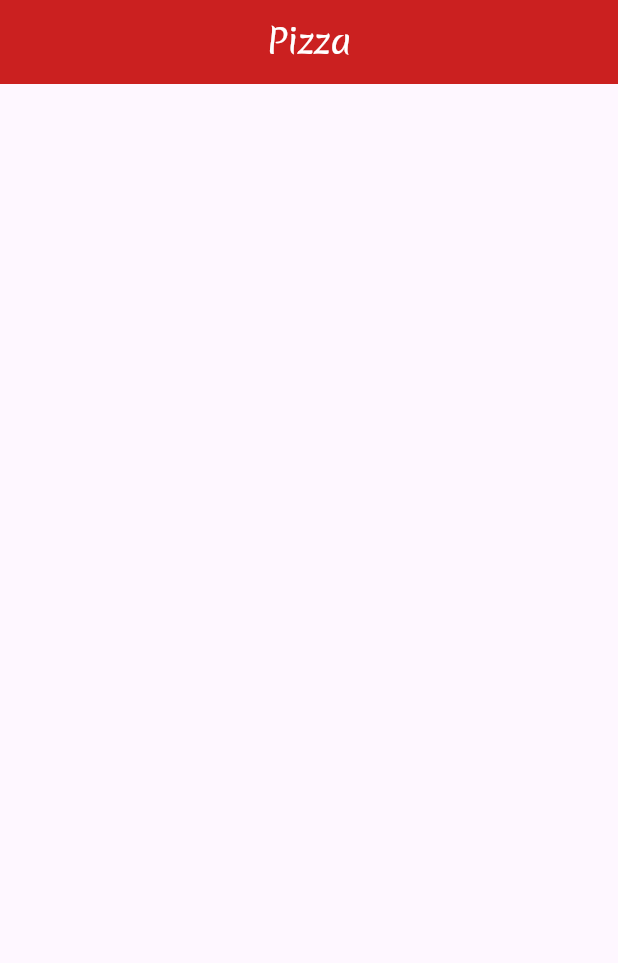
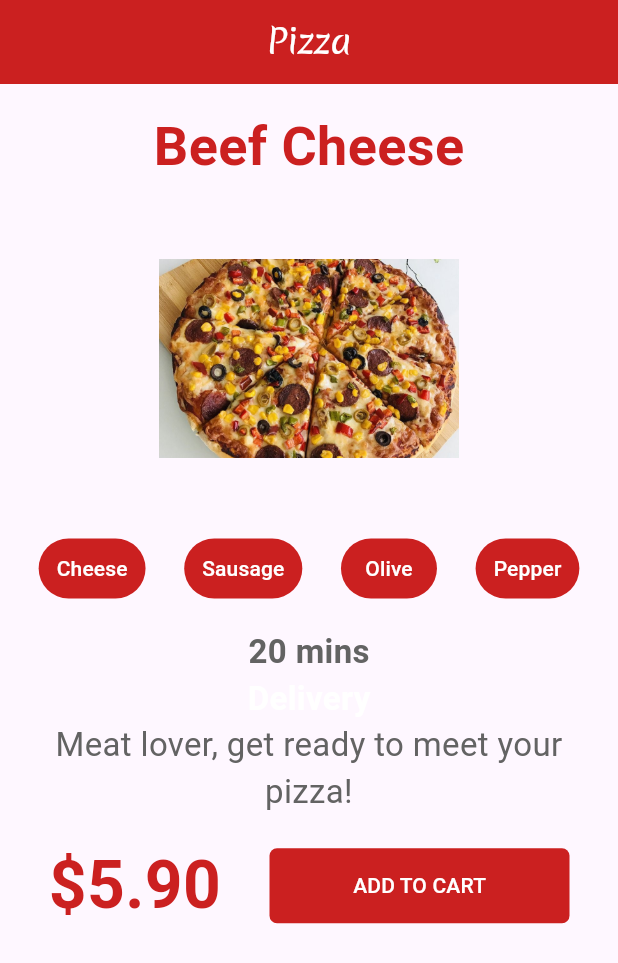
Before and after one commit to ezgi-sn/flutter-study-hub, a Flutter app: the screen it shows after launch, on a phone screen of 412 x 824 dp. Shown: the top 963 px of the screen. Run offline on Flutter 3.47's test engine with Material 3 defaults, Android fonts, the phone set to English and light mode, and no system bars.

Commit message:
designed the opening page

```diff
--- a/flutter_basics/basics/lib/MainPage.dart
+++ b/flutter_basics/basics/lib/MainPage.dart
@@ -20,7 +20,118 @@ class _MainPageState extends State<MainPage> {
         backgroundColor: mainColor,
         centerTitle: true,
       ),
-      body: const Center(),
+      body: Column(
+        children: [
+          Padding(
+            padding: const EdgeInsets.only(top: 16.0),
+            child: Text(
+              "Beef Cheese",
+              style: TextStyle(
+                  fontSize: 36, color: mainColor, fontWeight: FontWeight.bold),
+            ),
+          ),
+          Padding(
+            padding: const EdgeInsets.only(top: 16.0),
+            child: SizedBox(
+              width: 200, height: 200,
+              child: Image.asset("resources/pizza.jpeg")
+              ),
+          ),
+          Padding(
+            padding: const EdgeInsets.only(top: 16.0),
+            child: Row(
+              mainAxisAlignment: MainAxisAlignment.spaceEvenly,
+              children: [
+                TextButton(
+                  onPressed: () {},
+                  style: TextButton.styleFrom(backgroundColor: mainColor),
+                  child: Text(
+                    "Cheese",
+                    style: TextStyle(color: primaryTextColor),
+                  ),
+                ),
+                TextButton(
+                  onPressed: () {},
+                  style: TextButton.styleFrom(backgroundColor: mainColor),
+                  child: Text(
+                    "Sausage",
+                    style: TextStyle(color: primaryTextColor),
+                  ),
+                ),
+                TextButton(
+                  onPressed: () {},
+                  style: TextButton.styleFrom(backgroundColor: mainColor),
+                  child: Text(
+                    "Olive",
+                    style: TextStyle(color: primaryTextColor),
+                  ),
+                ),
+                TextButton(
+                  onPressed: () {},
+                  style: TextButton.styleFrom(backgroundColor: mainColor),
+                  child: Text(
+                    "Pepper",
+                    style: TextStyle(color: primaryTextColor),
+                  ),
+                ),
+              ],
+            ),
+          ),
+          Padding(
+            padding: const EdgeInsets.all(16.0),
+            child: Column(
+              children: [
+                Text(
+                  "20 mins",
+                  style: TextStyle(
+                      fontSize: 22,
+                      color: secondaryTextColor,
+                      fontWeight: FontWeight.bold),
+                ),
+                Text(
+                  "Delivery",
+                  style: TextStyle(
+                      fontSize: 22,
+                      color: primaryTextColor,
+                      fontWeight: FontWeight.bold),
+                ),
+                Text(
+                  "Meat lover, get ready to meet your pizza!",
+                  style: TextStyle(
+                    fontSize: 22,
+                    color: secondaryTextColor,
+                  ),
+                  textAlign: TextAlign.center,
+                )
+              ],
+            ),
+          ),
+          Row(
+            mainAxisAlignment: MainAxisAlignment.spaceEvenly,
+            children: [
+              Text(
+                  "\$5.90",
+                  style: TextStyle(
+                      fontSize: 44,
+                      color: mainColor,
+                      fontWeight: FontWeight.bold),
+                ),
+                SizedBox(
+                  width: 200, height: 50,
+                  child: TextButton(
+                    onPressed: () {},
+                    style:
+                    TextButton.styleFrom(backgroundColor: mainColor, shape: const RoundedRectangleBorder(borderRadius: BorderRadius.all(Radius.circular(5))) ),
+                    child: Text(
+                      "ADD TO CART",
+                      style: TextStyle(color: primaryTextColor),
+                    ),
+                  ),
+                ),
+            ],
+          )
+        ],
+      ),
     );
   }
 }
--- a/flutter_basics/basics/pubspec.yaml
+++ b/flutter_basics/basics/pubspec.yaml
@@ -62,8 +62,8 @@ flutter:
   uses-material-design: true
 
   # To add assets to your application, add an assets section, like this:
-  # assets:
-  #   - images/a_dot_burr.jpeg
+  assets:
+    - resources/pizza.jpeg
   #   - images/a_dot_ham.jpeg
 
   # An image asset can refer to one or more resolution-specific "variants", see
```
Also changed, not shown: flutter_basics/basics/resources/pizza.jpeg (added).
